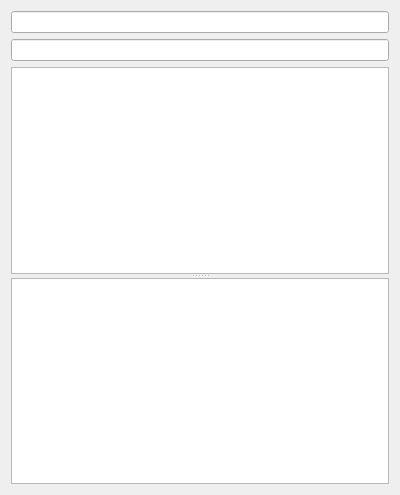
The window that opcua/OpcUaView.ui (CodElecCz/ArburgDataCollection) describes before a commit, drawn with Qt 5.
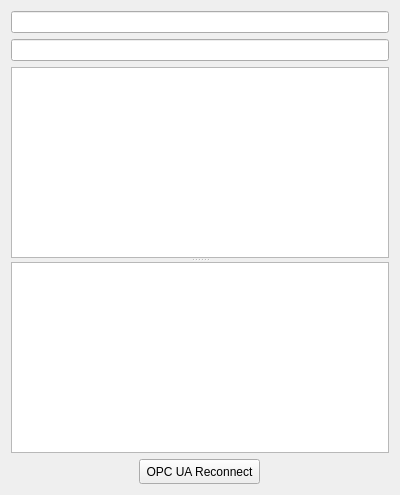
The same window after the commit.

The edit to the form file:
```diff
--- a/opcua/OpcUaView.ui
+++ b/opcua/OpcUaView.ui
@@ -59,6 +59,25 @@
      </widget>
     </widget>
    </item>
+   <item alignment="Qt::AlignHCenter">
+    <widget class="QToolButton" name="reconnectButton">
+     <property name="minimumSize">
+      <size>
+       <width>0</width>
+       <height>25</height>
+      </size>
+     </property>
+     <property name="accessibleName">
+      <string>CancelSettings</string>
+     </property>
+     <property name="text">
+      <string>OPC UA Reconnect</string>
+     </property>
+     <property name="toolButtonStyle">
+      <enum>Qt::ToolButtonTextBesideIcon</enum>
+     </property>
+    </widget>
+   </item>
   </layout>
  </widget>
  <resources/>
```
